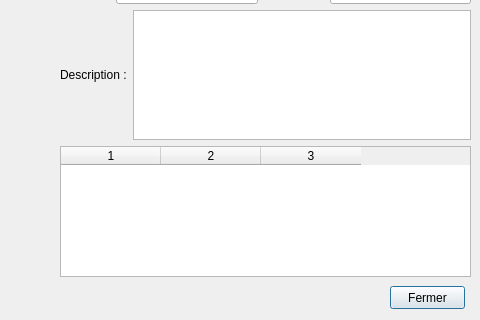
This is montrerpoint.ui in s0lstice/carto-qt as Qt 5 draws it before an edit; both pictures show x 190 to 670 and y 84 to 404 of the 670 by 404 pixel window. The edited form follows.
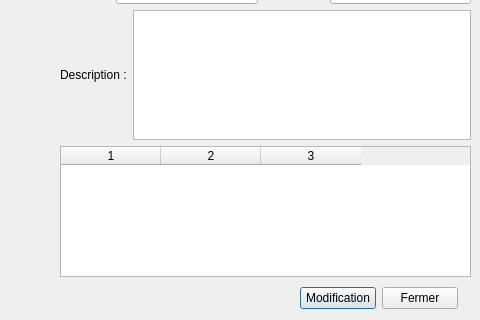
This is the edited form.

What changed in the file:
```diff
--- a/montrerpoint.ui
+++ b/montrerpoint.ui
@@ -23,19 +23,6 @@
     </rect>
    </property>
   </widget>
-  <widget class="QPushButton" name="BouttonFermer">
-   <property name="geometry">
-    <rect>
-     <x>580</x>
-     <y>370</y>
-     <width>75</width>
-     <height>23</height>
-    </rect>
-   </property>
-   <property name="text">
-    <string>Fermer</string>
-   </property>
-  </widget>
   <widget class="QWidget" name="">
    <property name="geometry">
     <rect>
@@ -140,6 +127,32 @@
     </item>
    </layout>
   </widget>
+  <widget class="QWidget" name="">
+   <property name="geometry">
+    <rect>
+     <x>490</x>
+     <y>370</y>
+     <width>158</width>
+     <height>25</height>
+    </rect>
+   </property>
+   <layout class="QHBoxLayout" name="horizontalLayout_5">
+    <item>
+     <widget class="QPushButton" name="BouttonModification">
+      <property name="text">
+       <string>Modification</string>
+      </property>
+     </widget>
+    </item>
+    <item>
+     <widget class="QPushButton" name="BouttonFermer">
+      <property name="text">
+       <string>Fermer</string>
+      </property>
+     </widget>
+    </item>
+   </layout>
+  </widget>
  </widget>
  <resources/>
  <connections/>
```
Left out of the diff: 38 changed lines with no effect on the pictures.
